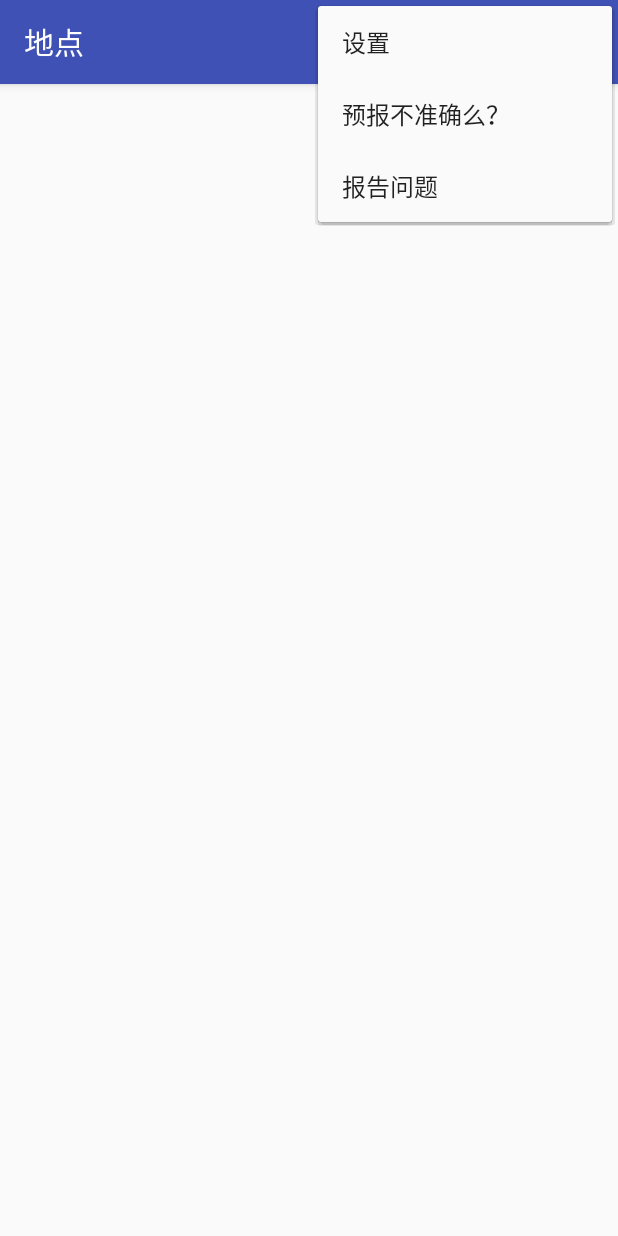
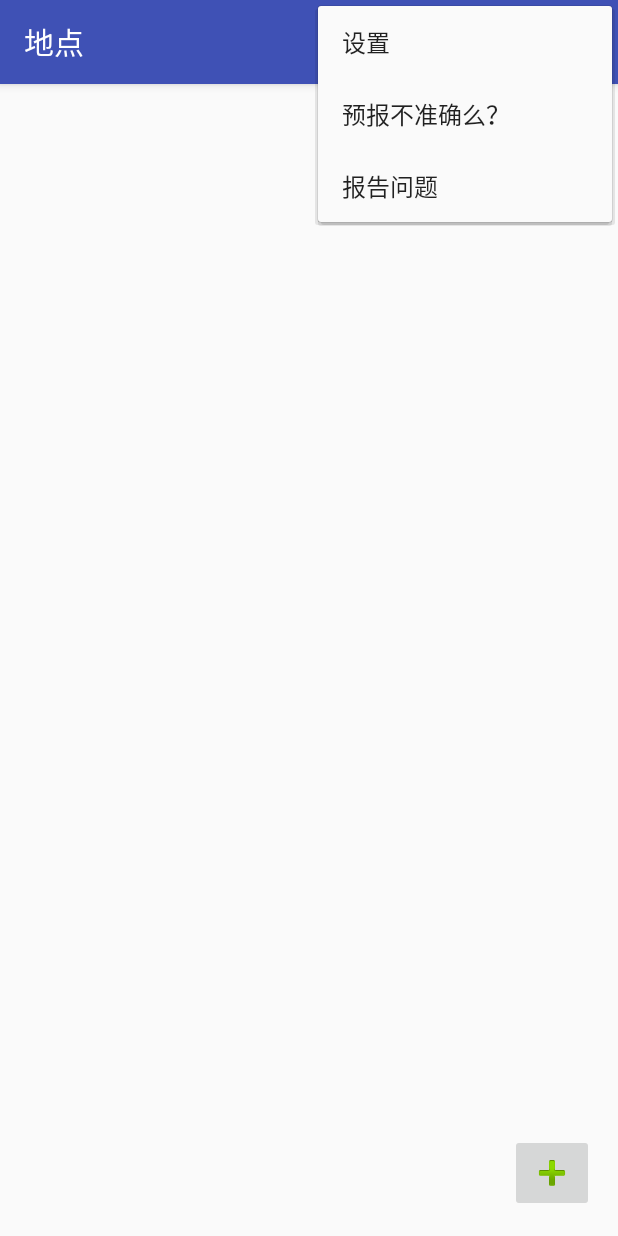
Before and after one commit to cjnhust/by2016autumn, an Android app: the screen it shows after launch (MainActivity), with the options menu open, on a phone screen of 412 x 824 dp. Run offline under Robolectric (Android 15) with nearby library versions, the phone set to English and light mode, and no system bars.

Commit message:
冰岩秋招任务汇总

```diff
--- a/陶征斌/app/src/main/res/layout/activity_main.xml
+++ b/陶征斌/app/src/main/res/layout/activity_main.xml
@@ -11,4 +11,12 @@
     android:paddingTop="@dimen/activity_vertical_margin"
     tools:context="com.example.rait.weather1.MainActivity">
 
+    <ImageButton
+        android:layout_width="wrap_content"
+        android:layout_height="wrap_content"
+        app:srcCompat="@android:drawable/ic_input_add"
+        android:layout_alignParentBottom="true"
+        android:layout_alignParentEnd="true"
+        android:id="@+id/imageButton2"
+        android:onClick="onClick" />
 </RelativeLayout>
--- /dev/null
+++ b/陶征斌/app/src/main/res/layout/activity_settings.xml
@@ -0,0 +1,6 @@
+<?xml version="1.0" encoding="utf-8"?>
+<LinearLayout xmlns:android="http://schemas.android.com/apk/res/android"
+    android:orientation="vertical" android:layout_width="match_parent"
+    android:layout_height="match_parent">
+
+</LinearLayout>
```
Also changed, not shown: 陶征斌/app/src/main/AndroidManifest.xml (+20 -0 lines), 陶征斌/app/src/main/java/com/example/rait/weather1/AddActivity.java (added, +22 -0 lines), 陶征斌/app/src/main/java/com/example/rait/weather1/MainActivity.java (+7 -0 lines), 陶征斌/app/src/main/java/com/example/rait/weather1/SettingsActivity.java (added, +16 -0 lines), 陶征斌/app/src/main/res/layout/activity_add.xml (added, +8 -0 lines), 2 other files.
